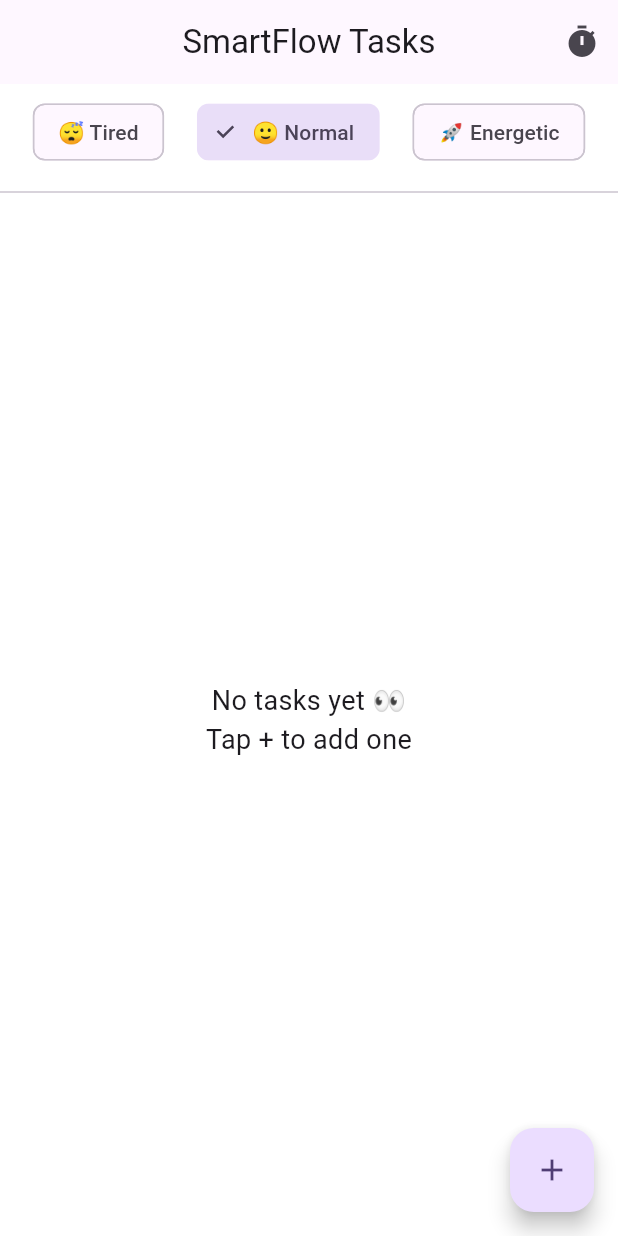
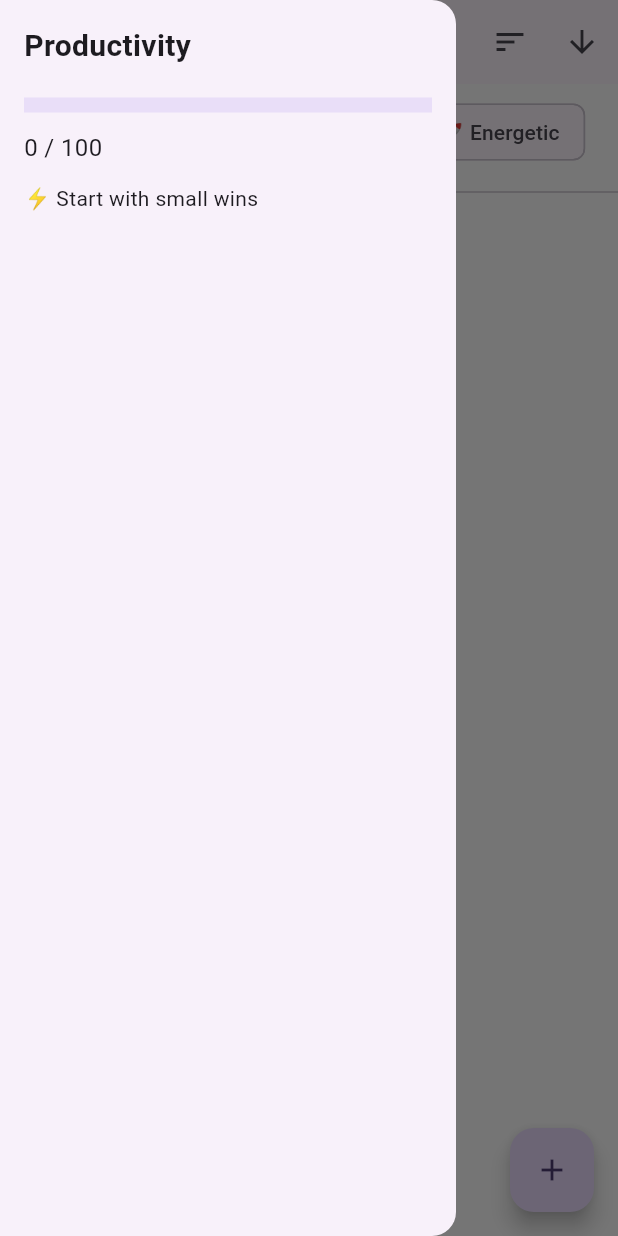
Before and after one commit to Abdul-samad-AI/smartflow_todo, a Flutter app: the screen it shows after launch, with the side drawer open (before the commit the screen has no drawer), on a phone screen of 412 x 824 dp. Run offline on Flutter 3.47's test engine with Material 3 defaults, Android fonts, the phone set to English and light mode, and no system bars; our stand-ins replace flutter_local_notifications, flutter_riverpod, hive, hive_flutter; accounts and stored records are empty.

Commit message:
Add sliding drawer for productivity and restore sorting controls

```diff
--- a/lib/presentation/screens/task_list_screen.dart
+++ b/lib/presentation/screens/task_list_screen.dart
@@ -8,11 +8,25 @@ import '../../data/models/task_model.dart';
 import '../../features/tasks/task_provider.dart';
 import '../../features/analytics/mood_model.dart';
 import '../../features/analytics/mood_provider.dart';
+import '../../features/analytics/productivity_service.dart';
 
-class TaskListScreen extends ConsumerWidget {
+enum SortType { time, priority, completed }
+
+class TaskListScreen extends ConsumerStatefulWidget {
   const TaskListScreen({super.key});
 
-  // 🎨 Priority text color (existing behavior)
+  @override
+  ConsumerState<TaskListScreen> createState() =>
+      _TaskListScreenState();
+}
+
+class _TaskListScreenState
+    extends ConsumerState<TaskListScreen> {
+  SortType _sortType = SortType.time;
+  bool _ascending = false;
+
+  // ---------- HELPERS ----------
+
   Color _priorityTextColor(TaskPriority priority) {
     switch (priority) {
       case TaskPriority.high:
@@ -24,7 +38,6 @@ class TaskListScreen extends ConsumerWidget {
     }
   }
 
-  // 🧠 Check if task matches current mood
   bool _matchesMood(TaskModel task, UserMood mood) {
     switch (mood) {
       case UserMood.tired:
@@ -39,8 +52,7 @@ class TaskListScreen extends ConsumerWidget {
     }
   }
 
-  // 🎨 Soft background highlight based on mood
-  Color _moodHighlightColor(UserMood mood, BuildContext context) {
+  Color _moodHighlightColor(UserMood mood) {
     switch (mood) {
       case UserMood.tired:
         return Colors.green.withOpacity(0.12);
@@ -51,30 +63,95 @@ class TaskListScreen extends ConsumerWidget {
     }
   }
 
-  // 🔁 Reorder tasks: matching mood tasks first
-  List<TaskModel> _reorderTasksByMood(
+  List<TaskModel> _applySorting(
     List<TaskModel> tasks,
     UserMood mood,
   ) {
+    // 1️⃣ Mood-based prioritization
     final matching =
         tasks.where((t) => _matchesMood(t, mood)).toList();
     final others =
         tasks.where((t) => !_matchesMood(t, mood)).toList();
 
-    return [...matching, ...others];
+    List<TaskModel> result = [...matching, ...others];
+
+    // 2️⃣ Sorting
+    switch (_sortType) {
+      case SortType.time:
+        result.sort((a, b) => _ascending
+            ? a.createdAt.compareTo(b.createdAt)
+            : b.createdAt.compareTo(a.createdAt));
+        break;
+      case SortType.priority:
+        result.sort((a, b) => _ascending
+            ? a.priority.index.compareTo(b.priority.index)
+            : b.priority.index.compareTo(a.priority.index));
+        break;
+      case SortType.completed:
+        result.sort((a, b) => _ascending
+            ? a.isCompleted.toString().compareTo(b.isCompleted.toString())
+            : b.isCompleted
+                .toString()
+                .compareTo(a.isCompleted.toString()));
+        break;
+    }
+
+    return result;
   }
 
+  // ---------- UI ----------
+
   @override
-  Widget build(BuildContext context, WidgetRef ref) {
+  Widget build(BuildContext context) {
     final mood = ref.watch(moodProvider);
     final tasks = ref.watch(taskProvider);
+    final score =
+        ProductivityService.calculateDailyScore(tasks);
 
-    final reorderedTasks = _reorderTasksByMood(tasks, mood);
+    final visibleTasks = _applySorting(tasks, mood);
 
     return Scaffold(
+      // ☰ SLIDING DRAWER
+      drawer: Drawer(
+        child: SafeArea(
+          child: Padding(
+            padding: const EdgeInsets.all(16),
+            child: Column(
+              crossAxisAlignment: CrossAxisAlignment.start,
+              children: [
+                const Text(
+                  'Productivity',
+                  style: TextStyle(
+                      fontSize: 20, fontWeight: FontWeight.bold),
+                ),
+                const SizedBox(height: 20),
+                LinearProgressIndicator(
+                  value: score / 100,
+                  minHeight: 10,
+                ),
+                const SizedBox(height: 12),
+                Text(
+                  '$score / 100',
+                  style: const TextStyle(fontSize: 16),
+                ),
+                const SizedBox(height: 12),
+                Text(
+                  score >= 70
+                      ? '🔥 Excellent focus today'
+                      : score >= 40
+                          ? '👍 Good progress'
+                          : '⚡ Start with small wins',
+                ),
+              ],
+            ),
+          ),
+        ),
+      ),
+
       appBar: AppBar(
         title: const Text('SmartFlow Tasks'),
         actions: [
+          // ⏱ Focus Mode
           IconButton(
             icon: const Icon(Icons.timer),
             onPressed: () {
@@ -84,6 +161,40 @@ class TaskListScreen extends ConsumerWidget {
                   builder: (_) => const FocusScreen(),
                 ),
               );
+            },
+          ),
+
+          // ↕ SORT MENU (RESTORED)
+          PopupMenuButton<SortType>(
+            icon: const Icon(Icons.sort),
+            onSelected: (value) {
+              setState(() {
+                _sortType = value;
+              });
+            },
+            itemBuilder: (context) => const [
+              PopupMenuItem(
+                value: SortType.time,
+                child: Text('Sort by Time'),
+              ),
+              PopupMenuItem(
+                value: SortType.priority,
+                child: Text('Sort by Priority'),
+              ),
+              PopupMenuItem(
+                value: SortType.completed,
+                child: Text('Sort by Completed'),
+              ),
+            ],
+          ),
+
+          IconButton(
+            icon: Icon(
+                _ascending ? Icons.arrow_upward : Icons.arrow_downward),
+            onPressed: () {
+              setState(() {
+                _ascending = !_ascending;
+              });
             },
           ),
         ],
@@ -126,7 +237,7 @@ class TaskListScreen extends ConsumerWidget {
 
           // 📋 TASK LIST
           Expanded(
-            child: reorderedTasks.isEmpty
+            child: visibleTasks.isEmpty
                 ? const Center(
                     child: Text(
                       'No tasks yet 👀\nTap + to add one',
@@ -135,9 +246,9 @@ class TaskListScreen extends ConsumerWidget {
                     ),
                   )
                 : ListView.builder(
-                    itemCount: reorderedTasks.length,
+                    itemCount: visibleTasks.length,
                     itemBuilder: (context, index) {
-                      final task = reorderedTasks[index];
+                      final task = visibleTasks[index];
                       final matchesMood =
                           _matchesMood(task, mood);
 
@@ -146,7 +257,7 @@ class TaskListScreen extends ConsumerWidget {
                             horizontal: 8, vertical: 4),
                         decoration: BoxDecoration(
                           color: matchesMood
-                              ? _moodHighlightColor(mood, context)
+                              ? _moodHighlightColor(mood)
                               : Colors.transparent,
                           borderRadius: BorderRadius.circular(12),
                         ),
```
